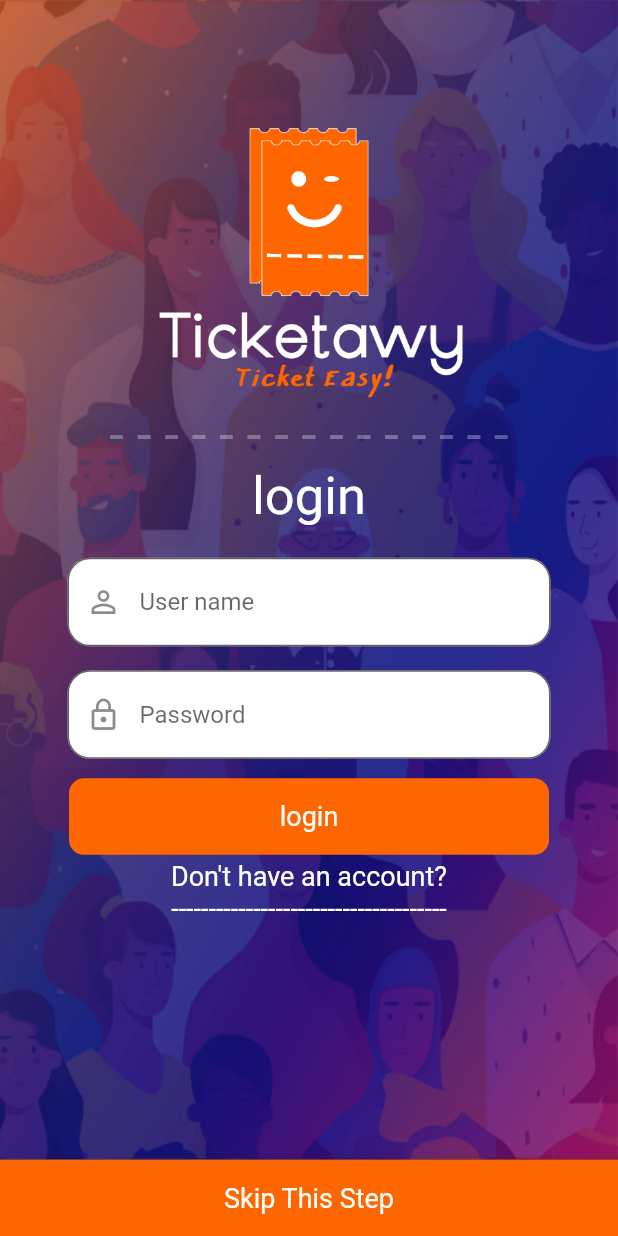
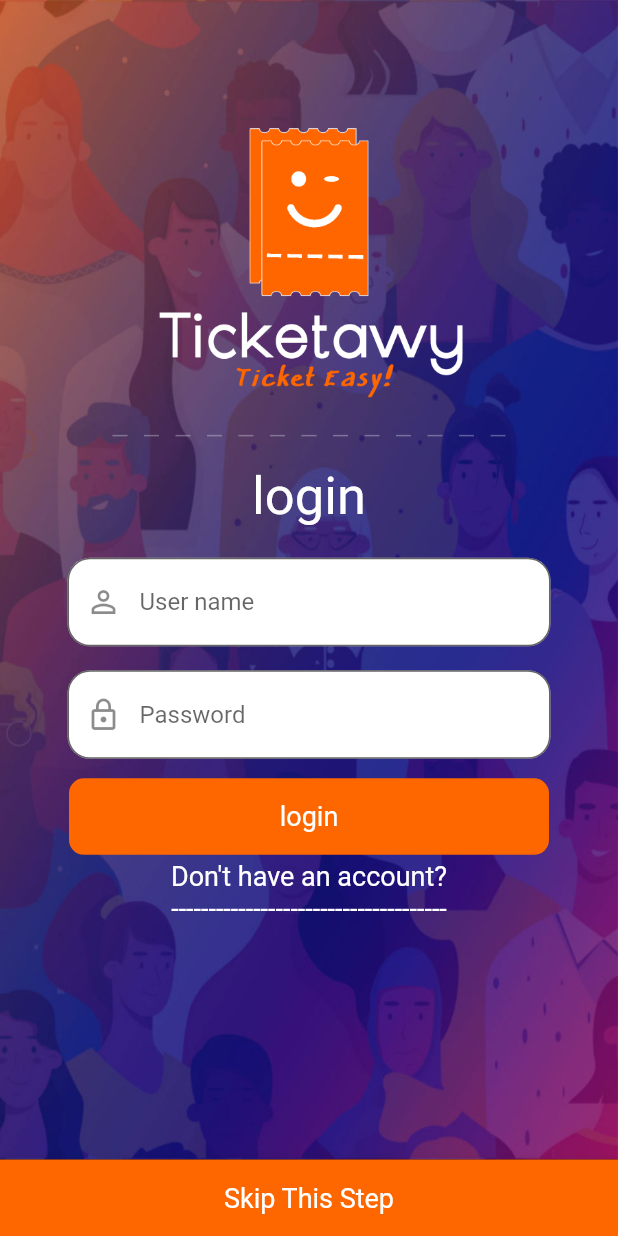
Before and after one commit to ahmednussairibsvalley/com.ibsvalley.ticketawy, a Flutter app: the screen it shows after launch, on a phone screen of 412 x 824 dp. Run offline on Flutter 3.47's test engine with Material 2 defaults, Android fonts, the phone set to English and light mode, and no system bars; our stand-ins replace carousel_slider, google_maps_flutter; missing offline and left inert: stack.

Commit message:
Initial Commit

```diff
--- a/lib/view/login.dart
+++ b/lib/view/login.dart
@@ -1,4 +1,5 @@
 import 'package:flutter/material.dart';
+import 'package:ticketawy/view/dashed_divider.dart';
 import 'package:ticketawy/view/register.dart';
 
 import 'custom_widgets/CustomShowDialog.dart';
@@ -50,11 +51,9 @@ class _LoginState extends State<Login> {
                       height: 195,
                     ),
                     Padding(
-                      padding: EdgeInsets.only(
-                          left: 20, right: 20,),
-                      child: Text(
-                        '- - - - - - - - - - - - - - -',
-                        style: TextStyle(fontSize: 35,color: Colors.white30,),textAlign: TextAlign.center,
+                      padding: EdgeInsets.only(top: 20, bottom: 20, left: 75, right: 75,),
+                      child: DashedDivider(
+                        color: Colors.white30,
                       ),
                     ),
                     Padding(
```
